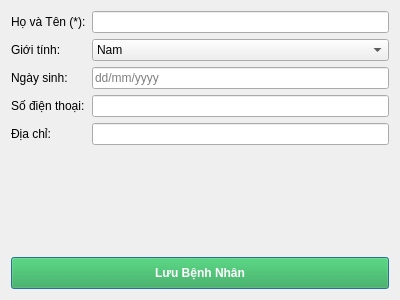
Qt form View/FormThemBenhNhan.ui (ngmdui50/Nhom_14) before a commit.
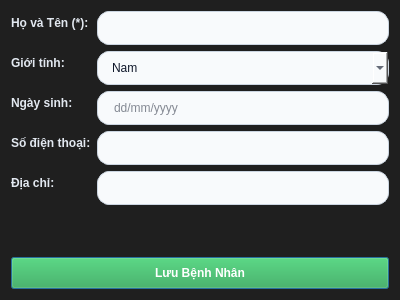
The same form after that commit.

What changed in the file:
```diff
--- a/View/FormThemBenhNhan.ui
+++ b/View/FormThemBenhNhan.ui
@@ -13,6 +13,30 @@
   <property name="windowTitle">
    <string>Thêm Bệnh Nhân Mới</string>
   </property>
+  <property name="styleSheet">
+   <string notr="true">QDialog#FormThemBenhNhan {
+    background-color: #1f1f1f;
+}
+
+QDialog#FormThemBenhNhan QLabel {
+    color: #e2e8f0;
+    font-weight: 600;
+}
+
+QDialog#FormThemBenhNhan QLineEdit,
+QDialog#FormThemBenhNhan QComboBox {
+    background-color: #f8fafc;
+    color: #0f172a;
+    border: 1px solid #cbd5e1;
+    border-radius: 12px;
+    padding: 8px 14px;
+}
+
+QDialog#FormThemBenhNhan QLineEdit:focus,
+QDialog#FormThemBenhNhan QComboBox:focus {
+    border: 2px solid #3b82f6;
+}</string>
+  </property>
   <layout class="QVBoxLayout" name="verticalLayout">
    <item>
     <layout class="QFormLayout" name="formLayout">
```
